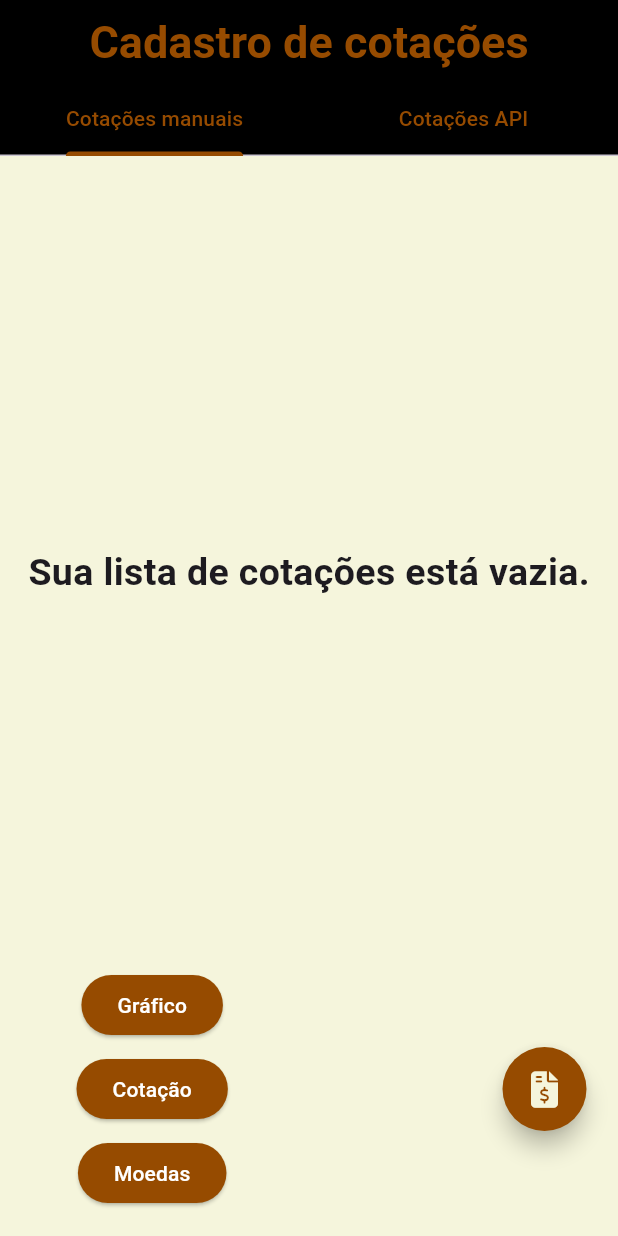
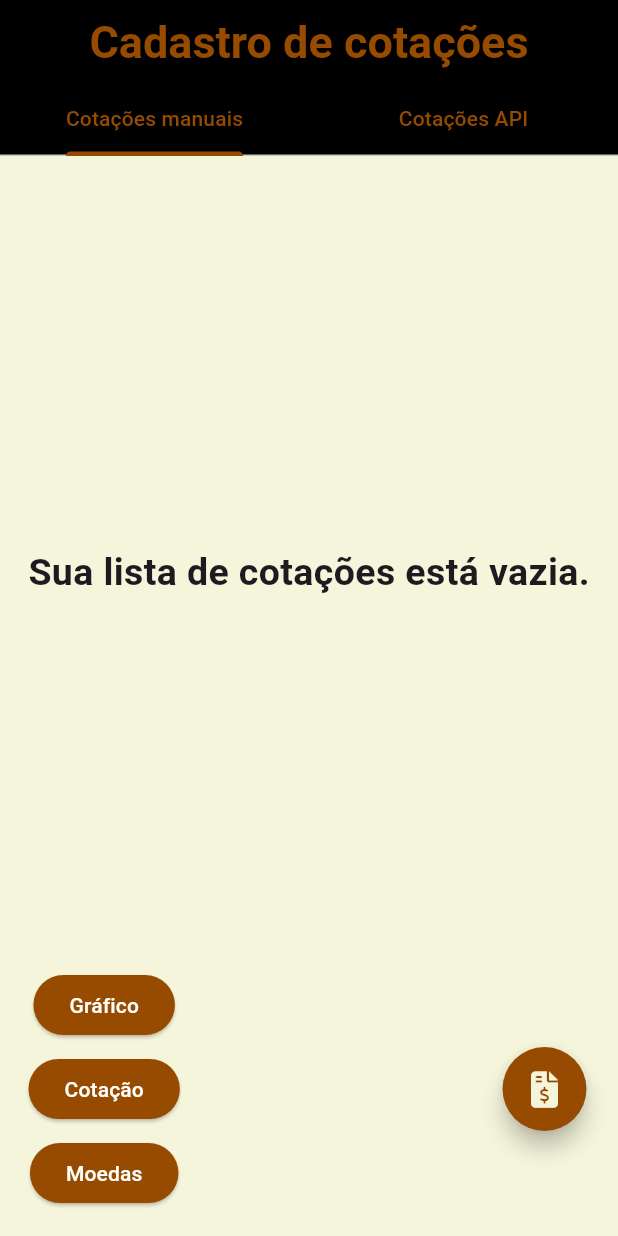
Before and after one commit to Lulispliff/app_grafico_compartilhado, a Flutter app: the CotacaoScreen screen opened directly, on a phone screen of 412 x 824 dp. Run offline on Flutter 3.47's test engine with Material 3 defaults, Android fonts, the phone set to English and light mode, and no system bars; our stand-ins replace dropdown_search, fl_chart, font_awesome_flutter, isar, mask_text_input_formatter; accounts and stored records are empty; generated files the repository leaves out were written again.

Commit message:
botoes alinhados

```diff
--- a/lib/src/screens/cotacao_screen.dart
+++ b/lib/src/screens/cotacao_screen.dart
@@ -273,7 +273,7 @@ class CotacaoScreenState extends State<CotacaoScreen>
           mainAxisAlignment: MainAxisAlignment.spaceBetween,
           children: [
             Padding(
-              padding: const EdgeInsets.symmetric(horizontal: 35, vertical: 2),
+              padding: const EdgeInsets.symmetric(horizontal: 3, vertical: 2),
               child: NavigatorButtons.buildNavigatorButtons(context),
             ),
             Padding(
@@ -303,7 +303,7 @@ class CotacaoScreenState extends State<CotacaoScreen>
           mainAxisAlignment: MainAxisAlignment.spaceBetween,
           children: [
             Padding(
-              padding: const EdgeInsets.symmetric(horizontal: 35, vertical: 2),
+              padding: const EdgeInsets.symmetric(horizontal: 3, vertical: 2),
               child: NavigatorButtons.buildNavigatorButtons(context),
             ),
             Padding(
```
